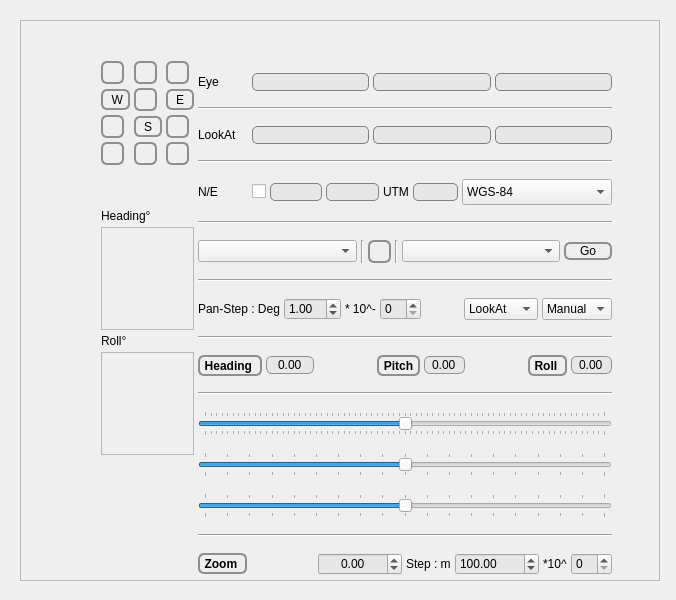
First picture: the form in ui/navigationwindow.ui, repository epifanio/planetsasha, before the edit.
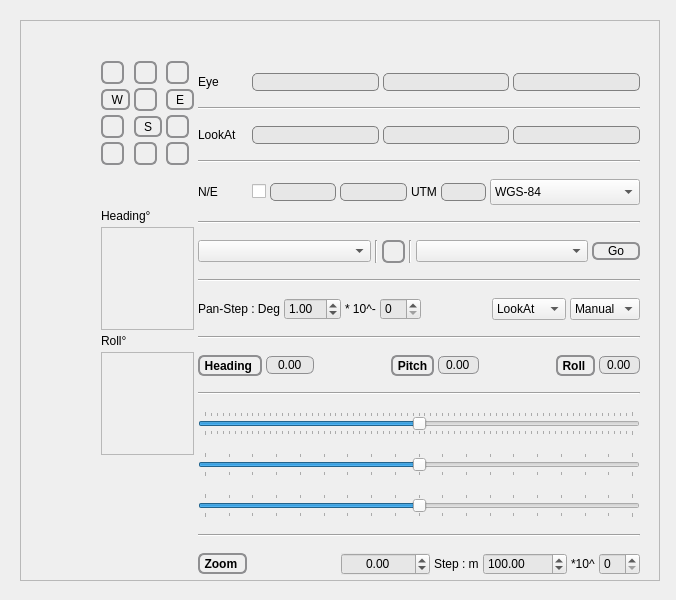
Second picture: the form after the edit. Icons and pictures are not drawn.

Patch:
```diff
--- a/ui/navigationwindow.ui
+++ b/ui/navigationwindow.ui
@@ -57,7 +57,7 @@
       <rect>
        <x>10</x>
        <y>10</y>
-       <width>611</width>
+       <width>639</width>
        <height>754</height>
       </rect>
      </property>
```
